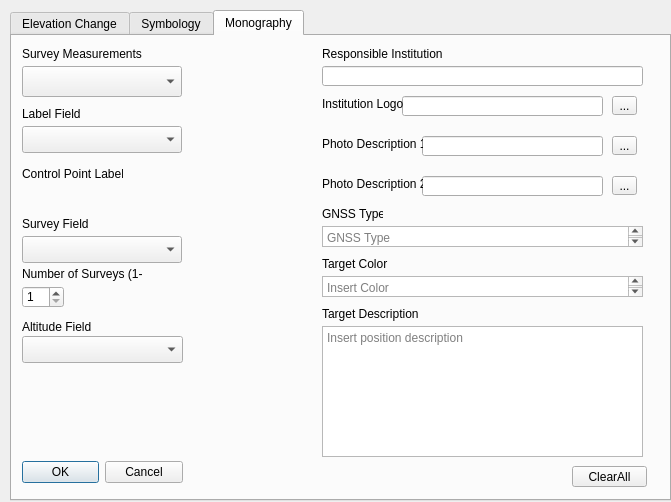
This is raster_vol_test/raster_vol_test_dialog_base.ui in sfajardot/qgis-thesis as Qt 5 draws it before an edit. The edited form follows.
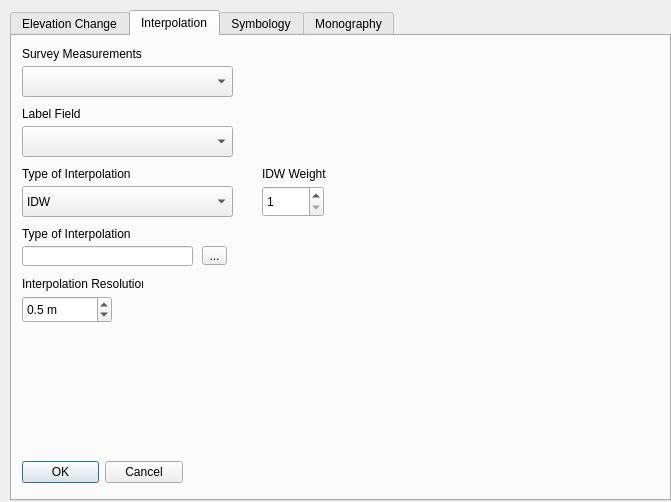
This is the edited form. Custom widgets are drawn as their Qt base class.

Commit message: Added IDWinterpolator and TIN interpolator

Diff of the .ui file:
```diff
--- a/raster_vol_test/raster_vol_test_dialog_base.ui
+++ b/raster_vol_test/raster_vol_test_dialog_base.ui
@@ -23,7 +23,7 @@
     </rect>
    </property>
    <property name="currentIndex">
-    <number>2</number>
+    <number>1</number>
    </property>
    <widget class="QWidget" name="tab">
     <attribute name="title">
@@ -243,6 +243,212 @@
      </property>
     </widget>
    </widget>
+   <widget class="QWidget" name="tab_4">
+    <attribute name="title">
+     <string>Interpolation</string>
+    </attribute>
+    <widget class="QLabel" name="label_26">
+     <property name="geometry">
+      <rect>
+       <x>10</x>
+       <y>10</y>
+       <width>121</width>
+       <height>16</height>
+      </rect>
+     </property>
+     <property name="text">
+      <string>Survey Measurements</string>
+     </property>
+    </widget>
+    <widget class="QgsMapLayerComboBox" name="cmbInterpolationLayer">
+     <property name="geometry">
+      <rect>
+       <x>10</x>
+       <y>30</y>
+       <width>211</width>
+       <height>31</height>
+      </rect>
+     </property>
+    </widget>
+    <widget class="QLabel" name="label_27">
+     <property name="geometry">
+      <rect>
+       <x>10</x>
+       <y>70</y>
+       <width>101</width>
+       <height>16</height>
+      </rect>
+     </property>
+     <property name="text">
+      <string>Label Field</string>
+     </property>
+    </widget>
+    <widget class="QgsFieldComboBox" name="cmbInterpolationField">
+     <property name="geometry">
+      <rect>
+       <x>10</x>
+       <y>90</y>
+       <width>211</width>
+       <height>31</height>
+      </rect>
+     </property>
+    </widget>
+    <widget class="QDialogButtonBox" name="btnInterpolation">
+     <property name="geometry">
+      <rect>
+       <x>10</x>
+       <y>420</y>
+       <width>161</width>
+       <height>32</height>
+      </rect>
+     </property>
+     <property name="orientation">
+      <enum>Qt::Horizontal</enum>
+     </property>
+     <property name="standardButtons">
+      <set>QDialogButtonBox::Cancel|QDialogButtonBox::Ok</set>
+     </property>
+    </widget>
+    <widget class="QComboBox" name="cmbInterpolationType">
+     <property name="geometry">
+      <rect>
+       <x>10</x>
+       <y>150</y>
+       <width>211</width>
+       <height>31</height>
+      </rect>
+     </property>
+     <item>
+      <property name="text">
+       <string>IDW</string>
+      </property>
+     </item>
+     <item>
+      <property name="text">
+       <string>TIN</string>
+      </property>
+     </item>
+    </widget>
+    <widget class="QLabel" name="label_29">
+     <property name="geometry">
+      <rect>
+       <x>10</x>
+       <y>130</y>
+       <width>111</width>
+       <height>16</height>
+      </rect>
+     </property>
+     <property name="text">
+      <string>Type of Interpolation</string>
+     </property>
+    </widget>
+    <widget class="QLineEdit" name="lnOutputInter">
+     <property name="geometry">
+      <rect>
+       <x>10</x>
+       <y>210</y>
+       <width>171</width>
+       <height>20</height>
+      </rect>
+     </property>
+     <property name="whatsThis">
+      <string/>
+     </property>
+     <property name="text">
+      <string/>
+     </property>
+    </widget>
+    <widget class="QLabel" name="label_30">
+     <property name="geometry">
+      <rect>
+       <x>10</x>
+       <y>190</y>
+       <width>111</width>
+       <height>16</height>
+      </rect>
+     </property>
+     <property name="text">
+      <string>Type of Interpolation</string>
+     </property>
+    </widget>
+    <widget class="QToolButton" name="btnOutputInter">
+     <property name="geometry">
+      <rect>
+       <x>190</x>
+       <y>210</y>
+       <width>25</width>
+       <height>19</height>
+      </rect>
+     </property>
+     <property name="text">
+      <string>...</string>
+     </property>
+    </widget>
+    <widget class="QgsDoubleSpinBox" name="spbResolution">
+     <property name="geometry">
+      <rect>
+       <x>10</x>
+       <y>260</y>
+       <width>90</width>
+       <height>27</height>
+      </rect>
+     </property>
+     <property name="suffix">
+      <string> m</string>
+     </property>
+     <property name="decimals">
+      <number>1</number>
+     </property>
+     <property name="minimum">
+      <double>0.100000000000000</double>
+     </property>
+     <property name="singleStep">
+      <double>0.100000000000000</double>
+     </property>
+     <property name="value">
+      <double>0.500000000000000</double>
+     </property>
+    </widget>
+    <widget class="QLabel" name="label_31">
+     <property name="geometry">
+      <rect>
+       <x>10</x>
+       <y>240</y>
+       <width>121</width>
+       <height>16</height>
+      </rect>
+     </property>
+     <property name="text">
+      <string>Interpolation Resolution</string>
+     </property>
+    </widget>
+    <widget class="QgsSpinBox" name="spbWeight">
+     <property name="geometry">
+      <rect>
+       <x>250</x>
+       <y>150</y>
+       <width>62</width>
+       <height>31</height>
+      </rect>
+     </property>
+     <property name="minimum">
+      <number>1</number>
+     </property>
+    </widget>
+    <widget class="QLabel" name="label_32">
+     <property name="geometry">
+      <rect>
+       <x>250</x>
+       <y>130</y>
+       <width>111</width>
+       <height>16</height>
+      </rect>
+     </property>
+     <property name="text">
+      <string>IDW Weight</string>
+     </property>
+    </widget>
+   </widget>
    <widget class="QWidget" name="tab_2">
     <attribute name="title">
      <string>Symbology</string>
@@ -1001,6 +1207,11 @@
   </widget>
  </widget>
  <customwidgets>
+  <customwidget>
+   <class>QgsDoubleSpinBox</class>
+   <extends>QDoubleSpinBox</extends>
+   <header>qgsdoublespinbox.h</header>
+  </customwidget>
   <customwidget>
    <class>QgsFeaturePickerWidget</class>
    <extends>QWidget</extends>
@@ -1016,6 +1227,11 @@
    <extends>QComboBox</extends>
    <header>qgsmaplayercombobox.h</header>
   </customwidget>
+  <customwidget>
+   <class>QgsSpinBox</class>
+   <extends>QSpinBox</extends>
+   <header>qgsspinbox.h</header>
+  </customwidget>
  </customwidgets>
  <resources/>
  <connections>
```
The commit also changes 2 other files.
